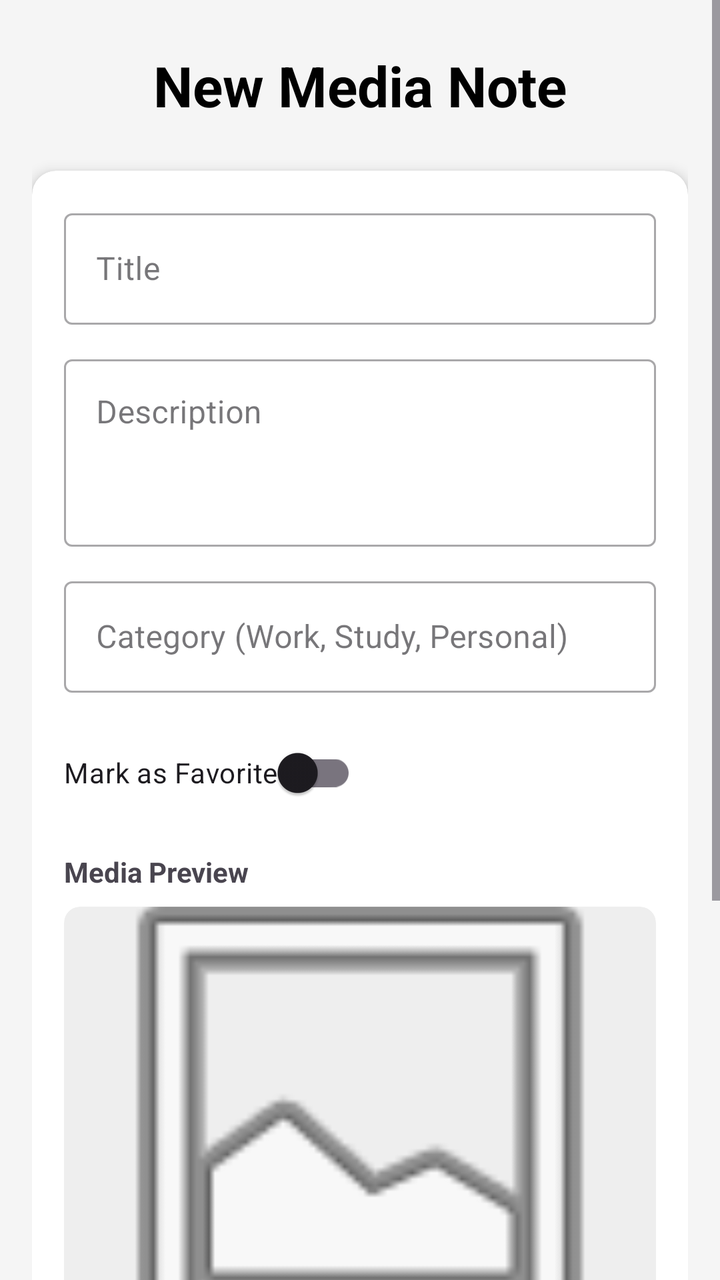
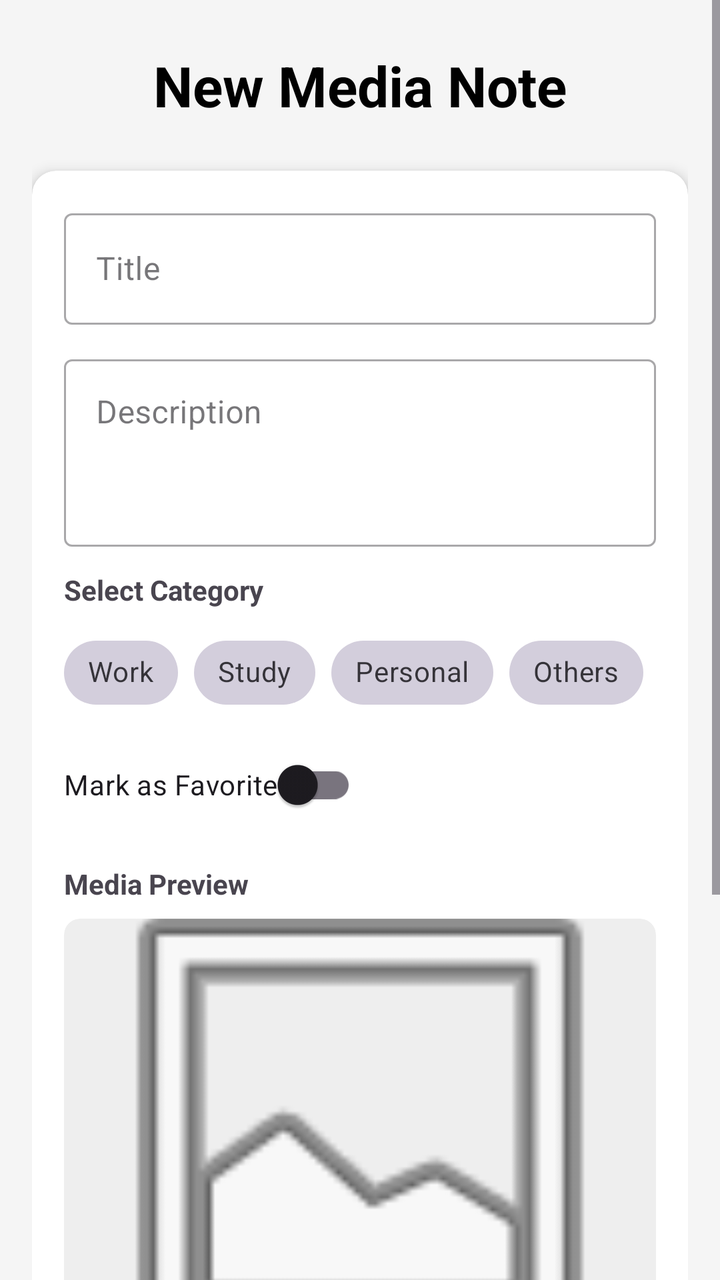

An Android layout rendered at two revisions. The XML below is the earlier revision; the diff shows what the commit changed to produce the second picture.
<!-- AndroidManifest.xml: application theme Theme.MediaNotesApp -->
<!-- res/layout/activity_main.xml -->
<?xml version="1.0" encoding="utf-8"?>
<ScrollView xmlns:android="http://schemas.android.com/apk/res/android"
    xmlns:app="http://schemas.android.com/apk/res-auto"
    xmlns:tools="http://schemas.android.com/tools"
    android:layout_width="match_parent"
    android:layout_height="match_parent"
    android:background="#F5F5F5"
    tools:context=".MainActivity">

    <LinearLayout
        android:layout_width="match_parent"
        android:layout_height="wrap_content"
        android:orientation="vertical"
        android:padding="16dp">

        <TextView
            android:layout_width="match_parent"
            android:layout_height="wrap_content"
            android:text="New Media Note"
            android:textSize="28sp"
            android:textColor="@color/black"
            android:textStyle="bold"
            android:layout_marginTop="8dp"
            android:layout_marginBottom="24dp"
            android:gravity="center"/>

        <androidx.cardview.widget.CardView
            android:layout_width="match_parent"
            android:layout_height="wrap_content"
            app:cardCornerRadius="12dp"
            app:cardElevation="4dp"
            android:layout_marginBottom="24dp">

            <LinearLayout
                android:layout_width="match_parent"
                android:layout_height="wrap_content"
                android:orientation="vertical"
                android:padding="16dp">

                <com.google.android.material.textfield.TextInputLayout
                    android:layout_width="match_parent"
                    android:layout_height="wrap_content"
                    android:layout_marginBottom="12dp"
                    style="@style/Widget.MaterialComponents.TextInputLayout.OutlinedBox">

                    <com.google.android.material.textfield.TextInputEditText
                        android:id="@+id/etTitle"
                        android:layout_width="match_parent"
                        android:layout_height="wrap_content"
                        android:hint="Title"
                        android:inputType="textCapSentences" />
                </com.google.android.material.textfield.TextInputLayout>

                <com.google.android.material.textfield.TextInputLayout
                    android:layout_width="match_parent"
                    android:layout_height="wrap_content"
                    android:layout_marginBottom="12dp"
                    style="@style/Widget.MaterialComponents.TextInputLayout.OutlinedBox">

                    <com.google.android.material.textfield.TextInputEditText
                        android:id="@+id/etDescription"
                        android:layout_width="match_parent"
                        android:layout_height="wrap_content"
                        android:hint="Description"
                        android:inputType="textMultiLine"
                        android:minLines="3"
                        android:gravity="top" />
                </com.google.android.material.textfield.TextInputLayout>

                <com.google.android.material.textfield.TextInputLayout
                    android:layout_width="match_parent"
                    android:layout_height="wrap_content"
                    android:layout_marginBottom="16dp"
                    style="@style/Widget.MaterialComponents.TextInputLayout.OutlinedBox">

                    <com.google.android.material.textfield.TextInputEditText
                        android:id="@+id/etNoteType"
                        android:layout_width="match_parent"
                        android:layout_height="wrap_content"
                        android:hint="Category (Work, Study, Personal)"
                        android:inputType="textCapWords" />
                </com.google.android.material.textfield.TextInputLayout>

                <com.google.android.material.switchmaterial.SwitchMaterial
                    android:id="@+id/switchFavorite"
                    android:layout_width="wrap_content"
                    android:layout_height="wrap_content"
                    android:text="Mark as Favorite"
                    android:layout_marginBottom="16dp"
                    android:checked="false" />

                <TextView
                    android:layout_width="wrap_content"
                    android:layout_height="wrap_content"
                    android:text="Media Preview"
                    android:textStyle="bold"
                    android:layout_marginBottom="8dp"/>

                <androidx.cardview.widget.CardView
                    android:layout_width="match_parent"
                    android:layout_height="220dp"
                    app:cardCornerRadius="8dp"
                    app:cardElevation="0dp"
                    android:layout_marginBottom="16dp"
                    app:cardBackgroundColor="#EEEEEE">

                    <ImageView
                        android:id="@+id/ivPreview"
                        android:layout_width="match_parent"
                        android:layout_height="match_parent"
                        android:scaleType="centerCrop"
                        android:src="@android:drawable/ic_menu_gallery"
                        android:contentDescription="Image preview" />
                </androidx.cardview.widget.CardView>

                <LinearLayout
                    android:layout_width="match_parent"
                    android:layout_height="wrap_content"
                    android:orientation="horizontal"
                    android:weightSum="2"
                    android:layout_marginBottom="12dp">

                    <Button
                        android:id="@+id/btnCapture"
                        android:layout_width="0dp"
                        android:layout_height="wrap_content"
                        android:layout_weight="1"
                        android:text="Camera"
                        android:textAllCaps="false"
                        android:padding="12dp"
                        android:layout_marginEnd="6dp"
                        app:icon="@android:drawable/ic_menu_camera" />

                    <Button
                        android:id="@+id/btnSelect"
                        android:layout_width="0dp"
                        android:layout_height="wrap_content"
                        android:layout_weight="1"
                        android:text="Gallery"
                        android:textAllCaps="false"
                        android:padding="12dp"
                        android:layout_marginStart="6dp"
                        style="@style/Widget.MaterialComponents.Button.OutlinedButton"
                        app:icon="@android:drawable/ic_menu_gallery" />
                </LinearLayout>

                <Button
                    android:id="@+id/btnSave"
                    android:layout_width="match_parent"
                    android:layout_height="wrap_content"
                    android:text="Save Note"
                    android:textAllCaps="false"
                    android:padding="12dp"
                    android:layout_marginBottom="8dp"
                    android:backgroundTint="@color/purple_700" />

                <Button
                    android:id="@+id/btnViewAll"
                    android:layout_width="match_parent"
                    android:layout_height="wrap_content"
                    android:text="View All Notes"
                    android:textAllCaps="false"
                    android:padding="12dp"
                    style="@style/Widget.MaterialComponents.Button.TextButton" />

            </LinearLayout>
        </androidx.cardview.widget.CardView>

    </LinearLayout>
</ScrollView>
<!-- resources referenced by this layout -->
<resources>
  <color name="black">#FF000000</color>
  <color name="purple_700">#FF3700B3</color>
  <style name="Theme.MediaNotesApp" parent="Base.Theme.MediaNotesApp" />
  <style name="Base.Theme.MediaNotesApp" parent="Theme.Material3.DayNight.NoActionBar">
          
          
      </style>
</resources>

<!-- the commit's change to res/layout/activity_main.xml (unified diff, before → after) -->
@@ -67,17 +67,64 @@
                         android:gravity="top" />
                 </com.google.android.material.textfield.TextInputLayout>
 
+                <TextView
+                    android:layout_width="wrap_content"
+                    android:layout_height="wrap_content"
+                    android:text="Select Category"
+                    android:textStyle="bold"
+                    android:layout_marginBottom="8dp"/>
+
+                <com.google.android.material.chip.ChipGroup
+                    android:id="@+id/chipGroupCategory"
+                    android:layout_width="match_parent"
+                    android:layout_height="wrap_content"
+                    android:layout_marginBottom="8dp"
+                    app:singleSelection="true"
+                    app:selectionRequired="true">
+
+                    <com.google.android.material.chip.Chip
+                        android:id="@+id/chipWork"
+                        style="@style/Widget.MaterialComponents.Chip.Choice"
+                        android:layout_width="wrap_content"
+                        android:layout_height="wrap_content"
+                        android:text="Work"/>
+
+                    <com.google.android.material.chip.Chip
+                        android:id="@+id/chipStudy"
+                        style="@style/Widget.MaterialComponents.Chip.Choice"
+                        android:layout_width="wrap_content"
+                        android:layout_height="wrap_content"
+                        android:text="Study"/>
+
+                    <com.google.android.material.chip.Chip
+                        android:id="@+id/chipPersonal"
+                        style="@style/Widget.MaterialComponents.Chip.Choice"
+                        android:layout_width="wrap_content"
+                        android:layout_height="wrap_content"
+                        android:text="Personal"/>
+
+                    <com.google.android.material.chip.Chip
+                        android:id="@+id/chipOthers"
+                        style="@style/Widget.MaterialComponents.Chip.Choice"
+                        android:layout_width="wrap_content"
+                        android:layout_height="wrap_content"
+                        android:text="Others"/>
+
+                </com.google.android.material.chip.ChipGroup>
+
                 <com.google.android.material.textfield.TextInputLayout
+                    android:id="@+id/tilOtherCategory"
                     android:layout_width="match_parent"
                     android:layout_height="wrap_content"
                     android:layout_marginBottom="16dp"
+                    android:visibility="gone"
                     style="@style/Widget.MaterialComponents.TextInputLayout.OutlinedBox">
 
                     <com.google.android.material.textfield.TextInputEditText
                         android:id="@+id/etNoteType"
                         android:layout_width="match_parent"
                         android:layout_height="wrap_content"
-                        android:hint="Category (Work, Study, Personal)"
+                        android:hint="Custom Category"
                         android:inputType="textCapWords" />
                 </com.google.android.material.textfield.TextInputLayout>
 
@@ -144,6 +191,14 @@
                         app:icon="@android:drawable/ic_menu_gallery" />
                 </LinearLayout>
 
+                <ProgressBar
+                    android:id="@+id/progressBar"
+                    android:layout_width="wrap_content"
+                    android:layout_height="wrap_content"
+                    android:layout_gravity="center"
+                    android:visibility="gone"
+                    android:layout_marginBottom="8dp"/>
+
                 <Button
                     android:id="@+id/btnSave"
                     android:layout_width="match_parent"
<!-- resource entries referenced after the edit -->
@@ -4,8 +4,12 @@
   <color name="purple_700">#FF3700B3</color>
   <style name="Theme.MediaNotesApp" parent="Base.Theme.MediaNotesApp" />
   <style name="Base.Theme.MediaNotesApp" parent="Theme.Material3.DayNight.NoActionBar">
-          
-          
+          <item name="colorPrimary">@color/primary_deep</item>
+          <item name="android:windowBackground">@color/background_soft</item>
+          <item name="android:textColorPrimary">@color/text_primary</item>
       </style>
+  <color name="primary_deep">#1A237E</color>
+  <color name="background_soft">#F8F9FA</color>
+  <color name="text_primary">#212121</color>
 </resources>
 
